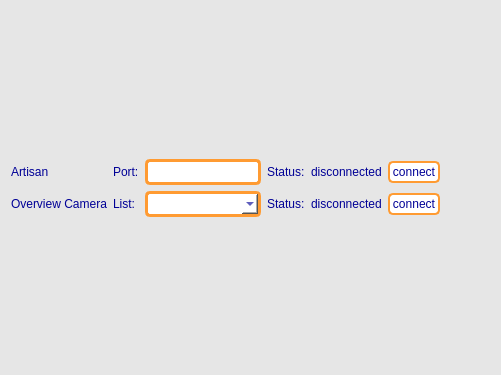
Qt form GUI_files/connection_status_window.ui (goegilein/Controller) before a commit.
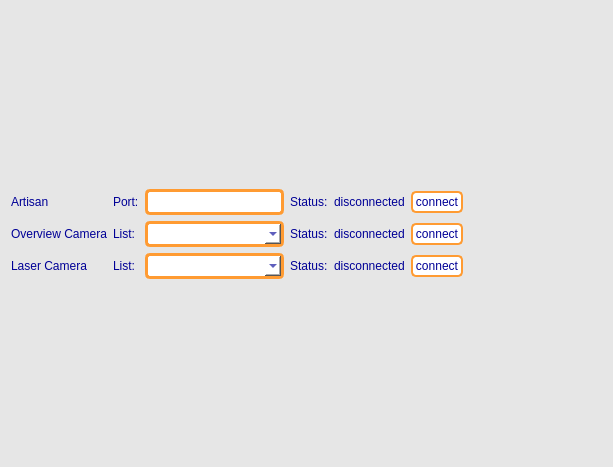
The same form after that commit.

```diff
--- a/GUI_files/connection_status_window.ui
+++ b/GUI_files/connection_status_window.ui
@@ -6,8 +6,8 @@
    <rect>
     <x>0</x>
     <y>0</y>
-    <width>501</width>
-    <height>375</height>
+    <width>613</width>
+    <height>467</height>
    </rect>
   </property>
   <property name="windowTitle">
@@ -128,54 +128,6 @@
 }</string>
   </property>
   <layout class="QGridLayout" name="gridLayout">
-   <item row="3" column="0">
-    <spacer name="verticalSpacer">
-     <property name="orientation">
-      <enum>Qt::Vertical</enum>
-     </property>
-     <property name="sizeHint" stdset="0">
-      <size>
-       <width>20</width>
-       <height>40</height>
-      </size>
-     </property>
-    </spacer>
-   </item>
-   <item row="2" column="0">
-    <widget class="QLabel" name="OCam_label">
-     <property name="text">
-      <string>Overview Camera</string>
-     </property>
-    </widget>
-   </item>
-   <item row="1" column="3">
-    <widget class="QLabel" name="artisan_status_label">
-     <property name="text">
-      <string>Status:</string>
-     </property>
-    </widget>
-   </item>
-   <item row="1" column="0">
-    <widget class="QLabel" name="artisan_label">
-     <property name="text">
-      <string>Artisan</string>
-     </property>
-    </widget>
-   </item>
-   <item row="1" column="4">
-    <widget class="QLabel" name="artisan_connect_label">
-     <property name="text">
-      <string>disconnected</string>
-     </property>
-    </widget>
-   </item>
-   <item row="1" column="1">
-    <widget class="QLabel" name="artisan_port_label">
-     <property name="text">
-      <string>Port:</string>
-     </property>
-    </widget>
-   </item>
    <item row="1" column="5">
     <widget class="QPushButton" name="artisan_connect_button">
      <property name="text">
@@ -186,6 +138,63 @@
      </property>
     </widget>
    </item>
+   <item row="1" column="1">
+    <widget class="QLabel" name="artisan_port_label">
+     <property name="text">
+      <string>Port:</string>
+     </property>
+    </widget>
+   </item>
+   <item row="1" column="4">
+    <widget class="QLabel" name="artisan_connect_label">
+     <property name="text">
+      <string>disconnected</string>
+     </property>
+    </widget>
+   </item>
+   <item row="2" column="0">
+    <widget class="QLabel" name="overview_camera_label">
+     <property name="text">
+      <string>Overview Camera</string>
+     </property>
+    </widget>
+   </item>
+   <item row="4" column="0">
+    <spacer name="verticalSpacer">
+     <property name="orientation">
+      <enum>Qt::Vertical</enum>
+     </property>
+     <property name="sizeHint" stdset="0">
+      <size>
+       <width>20</width>
+       <height>40</height>
+      </size>
+     </property>
+    </spacer>
+   </item>
+   <item row="2" column="3">
+    <widget class="QLabel" name="overview_camera_status_label">
+     <property name="text">
+      <string>Status:</string>
+     </property>
+    </widget>
+   </item>
+   <item row="1" column="2">
+    <widget class="QLineEdit" name="artisan_port_lineEdit"/>
+   </item>
+   <item row="0" column="0">
+    <spacer name="verticalSpacer_2">
+     <property name="orientation">
+      <enum>Qt::Vertical</enum>
+     </property>
+     <property name="sizeHint" stdset="0">
+      <size>
+       <width>20</width>
+       <height>40</height>
+      </size>
+     </property>
+    </spacer>
+   </item>
    <item row="1" column="6">
     <spacer name="horizontalSpacer">
      <property name="orientation">
@@ -199,29 +208,6 @@
      </property>
     </spacer>
    </item>
-   <item row="1" column="2">
-    <widget class="QLineEdit" name="artisan_port_lineEdit"/>
-   </item>
-   <item row="0" column="0">
-    <spacer name="verticalSpacer_2">
-     <property name="orientation">
-      <enum>Qt::Vertical</enum>
-     </property>
-     <property name="sizeHint" stdset="0">
-      <size>
-       <width>20</width>
-       <height>40</height>
-      </size>
-     </property>
-    </spacer>
-   </item>
-   <item row="2" column="3">
-    <widget class="QLabel" name="OCam_status_label">
-     <property name="text">
-      <string>Status:</string>
-     </property>
-    </widget>
-   </item>
    <item row="2" column="4">
     <widget class="QLabel" name="OCam_connect_label">
      <property name="text">
@@ -236,15 +222,67 @@
      </property>
     </widget>
    </item>
-   <item row="2" column="1">
-    <widget class="QLabel" name="Ocam_list_label">
+   <item row="1" column="0">
+    <widget class="QLabel" name="artisan_label">
      <property name="text">
-      <string>List:</string>
+      <string>Artisan</string>
+     </property>
+    </widget>
+   </item>
+   <item row="1" column="3">
+    <widget class="QLabel" name="artisan_status_label">
+     <property name="text">
+      <string>Status:</string>
      </property>
     </widget>
    </item>
    <item row="2" column="2">
-    <widget class="QComboBox" name="OCam_select_comboBox"/>
+    <widget class="QComboBox" name="overview_camera_select_comboBox"/>
+   </item>
+   <item row="2" column="1">
+    <widget class="QLabel" name="overview_camera_list_label">
+     <property name="text">
+      <string>List:</string>
+     </property>
+    </widget>
+   </item>
+   <item row="3" column="0">
+    <widget class="QLabel" name="laser_camera_label">
+     <property name="text">
+      <string>Laser Camera</string>
+     </property>
+    </widget>
+   </item>
+   <item row="3" column="1">
+    <widget class="QLabel" name="laser_camera_list_label">
+     <property name="text">
+      <string>List:</string>
+     </property>
+    </widget>
+   </item>
+   <item row="3" column="2">
+    <widget class="QComboBox" name="laser_camera_select_comboBox"/>
+   </item>
+   <item row="3" column="3">
+    <widget class="QLabel" name="laser_camera_status_label">
+     <property name="text">
+      <string>Status:</string>
+     </property>
+    </widget>
+   </item>
+   <item row="3" column="4">
+    <widget class="QLabel" name="laser_camera_connect_label">
+     <property name="text">
+      <string>disconnected</string>
+     </property>
+    </widget>
+   </item>
+   <item row="3" column="5">
+    <widget class="QPushButton" name="laser_camera_connect_button">
+     <property name="text">
+      <string>connect</string>
+     </property>
+    </widget>
    </item>
   </layout>
  </widget>
```
Left out of the diff: 4 changed lines with no effect on the pictures.
